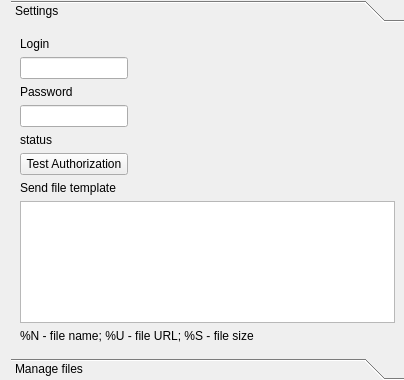
euroelessar/qutim, file plugins/yandexnarod/src/yandexnarodsettings.ui: the form before one commit.
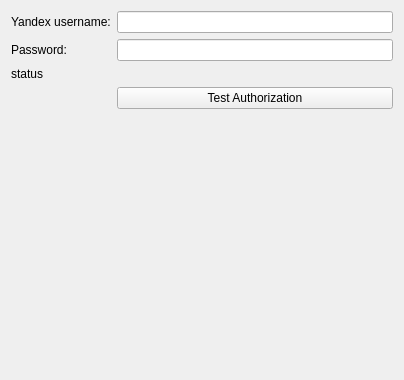
The form after the commit.

Commit message: [Yandex.Disk] Refactoring

The edit to the form file:
```diff
--- a/plugins/yandexnarod/src/yandexnarodsettings.ui
+++ b/plugins/yandexnarod/src/yandexnarodsettings.ui
@@ -13,32 +13,15 @@
   <property name="windowTitle">
    <string>Settings</string>
   </property>
-  <layout class="QGridLayout" name="gridLayout">
-   <property name="topMargin">
-    <number>0</number>
-   </property>
-   <property name="rightMargin">
-    <number>0</number>
-   </property>
-   <property name="bottomMargin">
-    <number>0</number>
-   </property>
+  <layout class="QFormLayout" name="formLayout">
+   <item row="0" column="0">
+    <widget class="QLabel" name="label1">
+     <property name="text">
+      <string>Yandex username:</string>
+     </property>
+    </widget>
+   </item>
    <item row="0" column="1">
-    <widget class="QToolBox" name="toolBox">
-     <widget class="QWidget" name="toolBoxPage1" native="true">
-      <attribute name="label">
-       <string>Settings</string>
-      </attribute>
-      <layout class="QHBoxLayout" name="horizontalLayout">
-       <item>
-        <layout class="QGridLayout" name="gridLayout_3">
-         <property name="sizeConstraint">
-          <enum>QLayout::SetMinimumSize</enum>
-         </property>
-         <property name="horizontalSpacing">
-          <number>170</number>
-         </property>
-         <item row="1" column="0">
           <widget class="QLineEdit" name="editLogin">
            <property name="sizePolicy">
             <sizepolicy hsizetype="Minimum" vsizetype="Fixed">
@@ -48,14 +31,14 @@
            </property>
           </widget>
          </item>
-         <item row="2" column="0">
+   <item row="1" column="0">
           <widget class="QLabel" name="label2">
            <property name="text">
-            <string>Password</string>
+      <string>Password:</string>
            </property>
           </widget>
          </item>
-         <item row="3" column="0">
+   <item row="1" column="1">
           <widget class="QLineEdit" name="editPasswd">
            <property name="sizePolicy">
             <sizepolicy hsizetype="Minimum" vsizetype="Fixed">
@@ -68,21 +51,7 @@
            </property>
           </widget>
          </item>
-         <item row="0" column="0">
-          <widget class="QLabel" name="label1">
-           <property name="text">
-            <string>Login</string>
-           </property>
-          </widget>
-         </item>
-         <item row="5" column="0">
-          <widget class="QPushButton" name="btnTest">
-           <property name="text">
-            <string>Test Authorization</string>
-           </property>
-          </widget>
-         </item>
-         <item row="4" column="0">
+   <item row="2" column="0" colspan="2">
           <widget class="QLabel" name="labelStatus">
            <property name="text">
             <string>status</string>
@@ -92,59 +61,11 @@
            </property>
           </widget>
          </item>
-         <item row="5" column="1">
-          <spacer name="horizontalSpacer_2">
-           <property name="orientation">
-            <enum>Qt::Horizontal</enum>
-           </property>
-           <property name="sizeHint" stdset="0">
-            <size>
-             <width>68</width>
-             <height>20</height>
-            </size>
-           </property>
-          </spacer>
-         </item>
-         <item row="7" column="0" colspan="2">
-          <widget class="QTextEdit" name="textTpl">
-           <property name="html">
-            <string>&lt;!DOCTYPE HTML PUBLIC &quot;-//W3C//DTD HTML 4.0//EN&quot; &quot;http://www.w3.org/TR/REC-html40/strict.dtd&quot;&gt;
-&lt;html&gt;&lt;head&gt;&lt;meta name=&quot;qrichtext&quot; content=&quot;1&quot; /&gt;&lt;style type=&quot;text/css&quot;&gt;
-p, li { white-space: pre-wrap; }
-&lt;/style&gt;&lt;/head&gt;&lt;body style=&quot; font-family:'Liberation Sans'; font-size:10pt; font-weight:400; font-style:normal;&quot;&gt;
-&lt;p style=&quot;-qt-paragraph-type:empty; margin-top:0px; margin-bottom:0px; margin-left:0px; margin-right:0px; -qt-block-indent:0; text-indent:0px; font-family:'Verdana'; font-size:8pt;&quot;&gt;&lt;/p&gt;&lt;/body&gt;&lt;/html&gt;</string>
-           </property>
-          </widget>
-         </item>
-         <item row="6" column="0" colspan="2">
-          <widget class="QLabel" name="label">
+   <item row="3" column="1">
+    <widget class="QPushButton" name="testButton">
            <property name="text">
-            <string>Send file template</string>
-           </property>
-          </widget>
-         </item>
-         <item row="8" column="0" colspan="2">
-          <widget class="QLabel" name="label_2">
-           <property name="maximumSize">
-            <size>
-             <width>16777215</width>
-             <height>17</height>
-            </size>
-           </property>
-           <property name="text">
-            <string>%N - file name; %U - file URL; %S - file size</string>
-           </property>
-          </widget>
-         </item>
-        </layout>
-       </item>
-      </layout>
-     </widget>
-     <widget class="QWidget" name="toolBoxPage2" native="true">
-      <attribute name="label">
-       <string>Manage files</string>
-      </attribute>
-     </widget>
+      <string>Test Authorization</string>
+     </property>
     </widget>
    </item>
   </layout>
```
Lines whose indentation alone changed are shown as unchanged. The commit also changes 22 other files.
